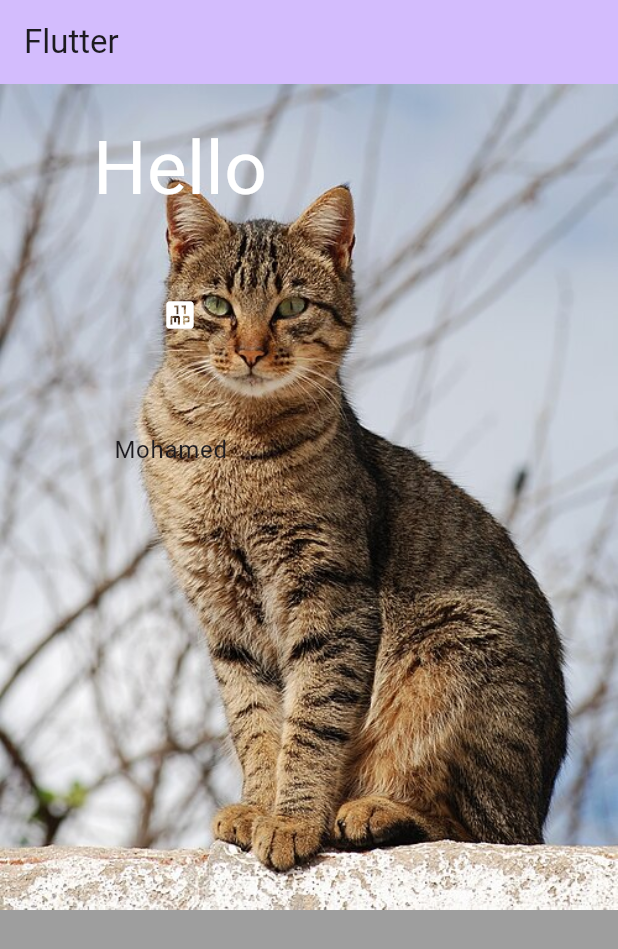
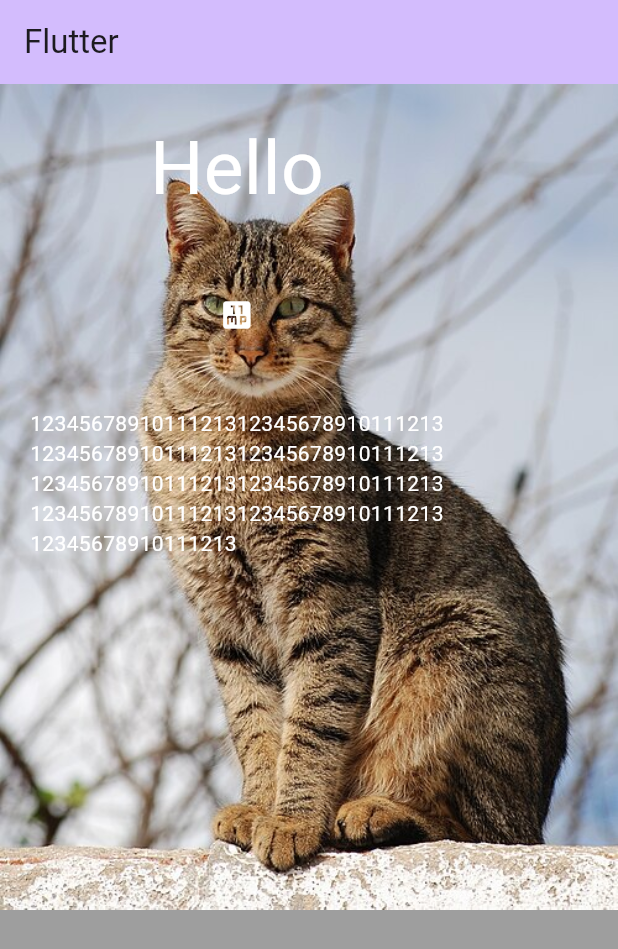
Before and after one commit to Mohamed-Samir-Ibrahim/Practice, a Flutter app: the screen it shows after launch, on a phone screen of 412 x 824 dp. Shown: the top 949 px of the screen. Run offline on Flutter 3.47's test engine with Material 3 defaults, Android fonts, the phone set to English and light mode, and no system bars.

Commit message:
feat: add wrap-widget.

```diff
--- /dev/null
+++ b/lib/basics/wrap_widget.dart
@@ -0,0 +1,84 @@
+import 'package:flutter/material.dart';
+
+class WrapWidget extends StatefulWidget {
+  const WrapWidget({super.key});
+
+  @override
+  State<WrapWidget> createState() => _WrapWidgetState();
+}
+
+class _WrapWidgetState extends State<WrapWidget> {
+  @override
+  Widget build(BuildContext context) {
+    return Scaffold(
+      backgroundColor: Colors.black38,
+      appBar: AppBar(
+        backgroundColor: Theme.of(context).colorScheme.inversePrimary,
+        title: Text('Flutter'),
+      ),
+      body: Stack(
+        children: [
+          Image.asset(
+            'assets/images/Cat_November_2010-1a.jpg',
+            fit: BoxFit.cover,
+            width: double.infinity,
+          ),
+          Padding(
+            padding: const EdgeInsets.all(20.0),
+            child: Column(
+              children: [
+                Text(
+                  'Hello',
+                  style: TextStyle(color: Colors.white, fontSize: 50),
+                ),
+                SizedBox(height: 50),
+                Icon(Icons.eleven_mp, color: Colors.white),
+                SizedBox(height: 50),
+                Wrap(
+                  children: [
+                    Text(
+                      '12345678910111213',
+                      style: TextStyle(color: Colors.white),
+                    ),
+                    Text(
+                      '12345678910111213',
+                      style: TextStyle(color: Colors.white),
+                    ),
+                    Text(
+                      '12345678910111213',
+                      style: TextStyle(color: Colors.white),
+                    ),
+                    Text(
+                      '12345678910111213',
+                      style: TextStyle(color: Colors.white),
+                    ),
+                    Text(
+                      '12345678910111213',
+                      style: TextStyle(color: Colors.white),
+                    ),
+                    Text(
+                      '12345678910111213',
+                      style: TextStyle(color: Colors.white),
+                    ),
+                    Text(
+                      '12345678910111213',
+                      style: TextStyle(color: Colors.white),
+                    ),
+                    Text(
+                      '12345678910111213',
+                      style: TextStyle(color: Colors.white),
+                    ),
+                    Text(
+                      '12345678910111213',
+                      style: TextStyle(color: Colors.white),
+                    ),
+                  ],
+                ),
+              ],
+            ),
+          ),
+        ],
+      ),
+    );
+  }
+}
--- a/lib/main.dart
+++ b/lib/main.dart
@@ -1,5 +1,5 @@
 import 'package:flutter/material.dart';
-import 'package:flutter_practice/basics/list_tile__widget_and_print_function.dart';
+import 'package:flutter_practice/basics/wrap_widget.dart';
 
 void main() {
   runApp(const MyApp());
@@ -13,10 +13,8 @@ class MyApp extends StatelessWidget {
     return MaterialApp(
       debugShowCheckedModeBanner: false,
       title: 'Flutter Demo',
-      theme: ThemeData(
-        colorScheme: .fromSeed(seedColor: Colors.deepPurple),
-      ),
-      home: ListTileWidgetAndPrintFunction(),
+      theme: ThemeData(colorScheme: .fromSeed(seedColor: Colors.deepPurple)),
+      home: WrapWidget(),
     );
   }
 }
@@ -46,7 +44,6 @@ class _MyHomePageState extends State<MyHomePage> {
         title: Text(widget.title),
       ),
       body: Center(
-
         child: Column(
           mainAxisAlignment: .center,
           children: [
```
